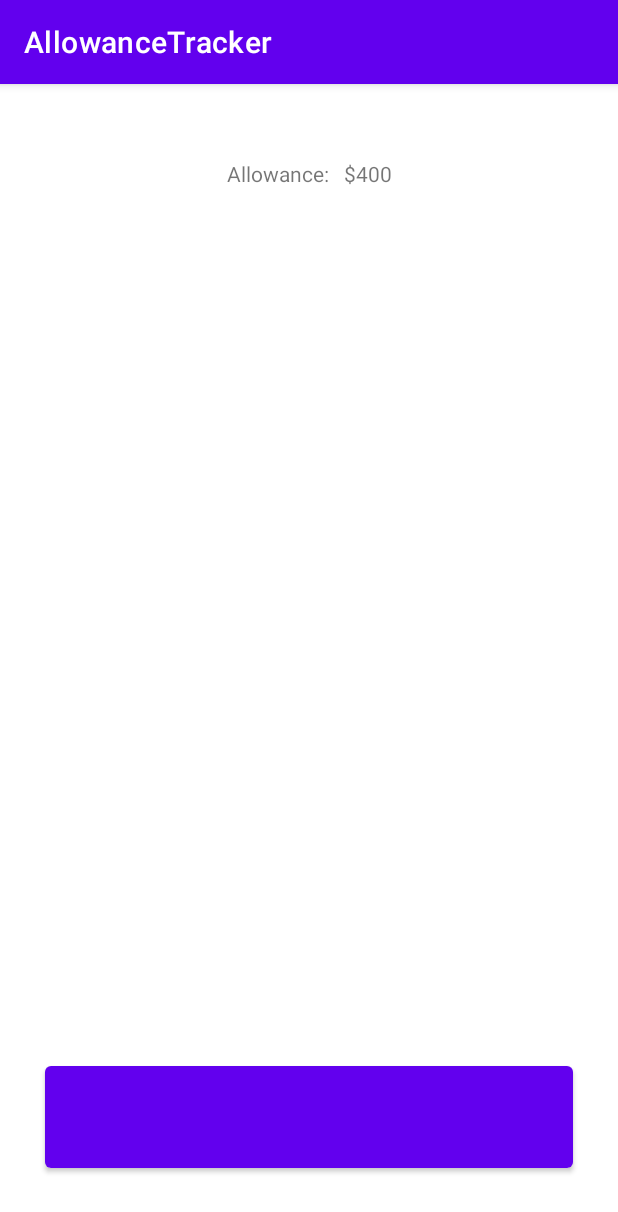
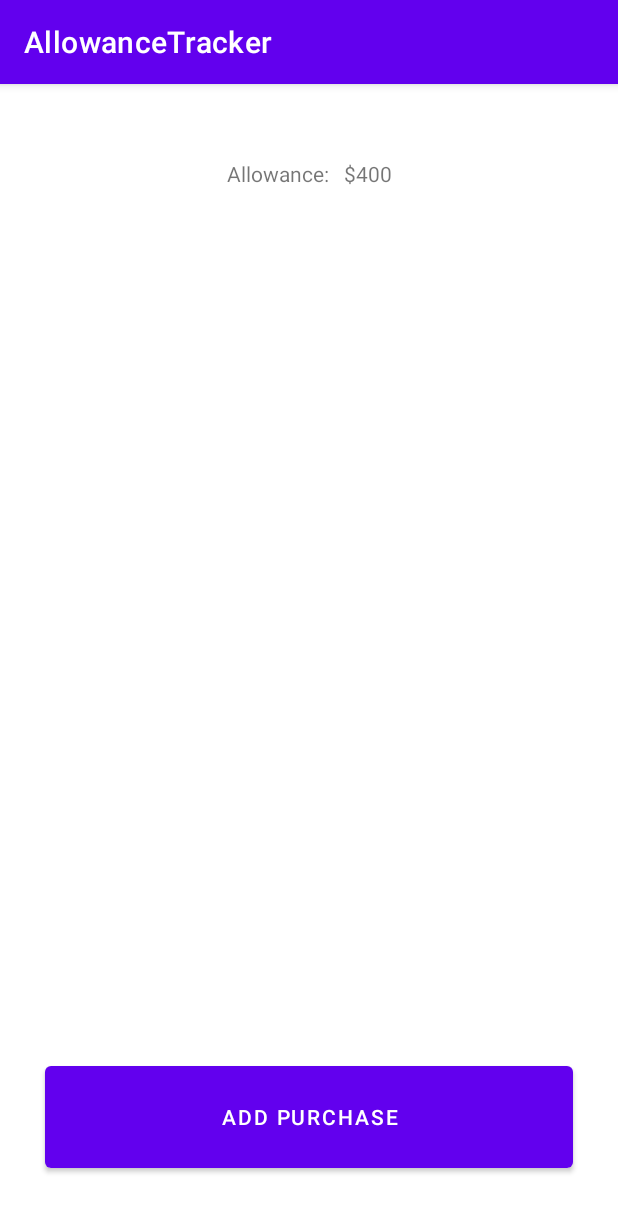
Before and after one commit to SpudLaw/allowanceTracker, an Android app: the screen it shows after launch (MainActivity), on a phone screen of 412 x 824 dp. Shown: the top 1212 px of the screen. Run offline under Robolectric (Android 15) with nearby library versions, the phone set to English and light mode, and no system bars.

Commit message:
add purchase dialog

```diff
--- a/app/build.gradle
+++ b/app/build.gradle
@@ -15,6 +15,10 @@ android {
         versionName "1.0"
 
         testInstrumentationRunner "androidx.test.runner.AndroidJUnitRunner"
+    }
+
+    buildFeatures {
+        viewBinding = true
     }
 
     buildTypes {
@@ -41,6 +45,7 @@ dependencies {
     implementation 'androidx.constraintlayout:constraintlayout:2.0.1'
     implementation 'androidx.lifecycle:lifecycle-livedata-ktx:2.2.0'
     implementation 'androidx.lifecycle:lifecycle-viewmodel-ktx:2.2.0'
+    implementation 'androidx.fragment:fragment:1.3.2'
     testImplementation 'junit:junit:4.+'
     androidTestImplementation 'androidx.test.ext:junit:1.1.2'
     androidTestImplementation 'androidx.test.espresso:espresso-core:3.3.0'
--- a/app/src/main/java/com/example/allowancetracker/MainActivity.kt
+++ b/app/src/main/java/com/example/allowancetracker/MainActivity.kt
@@ -1,18 +1,16 @@
 package com.example.allowancetracker
 
+import android.os.Bundle
 import androidx.appcompat.app.AppCompatActivity
-import android.os.Bundle
-import com.example.allowancetracker.ui.main.MainFragment
+import com.example.allowancetracker.databinding.MainActivityBinding
 
 class MainActivity : AppCompatActivity() {
 
+    private lateinit var binding: MainActivityBinding
+
     override fun onCreate(savedInstanceState: Bundle?) {
         super.onCreate(savedInstanceState)
-        setContentView(R.layout.main_activity)
-        if (savedInstanceState == null) {
-            supportFragmentManager.beginTransaction()
-                .replace(R.id.container, MainFragment.newInstance())
-                .commitNow()
-        }
+        binding = MainActivityBinding.inflate(layoutInflater)
+        setContentView(binding.root)
     }
 }
--- a/app/src/main/java/com/example/allowancetracker/ui/main/MainFragment.kt
+++ b/app/src/main/java/com/example/allowancetracker/ui/main/MainFragment.kt
@@ -1,18 +1,17 @@
 package com.example.allowancetracker.ui.main
 
-import androidx.lifecycle.ViewModelProvider
 import android.os.Bundle
-import androidx.fragment.app.Fragment
 import android.view.LayoutInflater
 import android.view.View
 import android.view.ViewGroup
-import com.example.allowancetracker.R
+import androidx.core.view.isVisible
+import androidx.fragment.app.Fragment
+import androidx.lifecycle.ViewModelProvider
+import com.example.allowancetracker.databinding.MainFragmentBinding
 
 class MainFragment : Fragment() {
 
-    companion object {
-        fun newInstance() = MainFragment()
-    }
+    private lateinit var binding: MainFragmentBinding
 
     private lateinit var viewModel: MainViewModel
 
@@ -20,13 +19,36 @@ class MainFragment : Fragment() {
         inflater: LayoutInflater, container: ViewGroup?,
         savedInstanceState: Bundle?
     ): View {
-        return inflater.inflate(R.layout.main_fragment, container, false)
+        binding = MainFragmentBinding.inflate(inflater, container, false)
+        return binding.root
     }
 
-    override fun onActivityCreated(savedInstanceState: Bundle?) {
-        super.onActivityCreated(savedInstanceState)
+    override fun onViewCreated(view: View, savedInstanceState: Bundle?) {
+        super.onViewCreated(view, savedInstanceState)
         viewModel = ViewModelProvider(this).get(MainViewModel::class.java)
-        // TODO: Use the ViewModel
+        binding.addPurchaseButton.setOnClickListener {
+            with(binding.addPurchaseDialog) {
+                dialogPositiveButton.setOnClickListener {
+                    toggleDialogVisibility(false)
+
+                    val cost: Double = costEditText.text.toString().toDouble()
+                    val description: String = descriptionEditText.text.toString()
+                    val purchase: Purchase = Purchase(cost, null, description)
+
+                    viewModel.add(purchase)
+                }
+
+                dialogNegativeButton.setOnClickListener {
+                    toggleDialogVisibility(false)
+                }
+            }
+
+            toggleDialogVisibility(true)
+        }
+    }
+
+    private fun toggleDialogVisibility(visible: Boolean) {
+        binding.addPurchaseDialog.root.isVisible = visible
     }
 
 }
--- a/app/src/main/java/com/example/allowancetracker/ui/main/MainViewModel.kt
+++ b/app/src/main/java/com/example/allowancetracker/ui/main/MainViewModel.kt
@@ -1,7 +1,12 @@
 package com.example.allowancetracker.ui.main
 
-import androidx.lifecycle.ViewModel
+import android.app.Application
+import androidx.lifecycle.AndroidViewModel
 
-class MainViewModel : ViewModel() {
-    // TODO: Implement the ViewModel
+class MainViewModel(application: Application) : AndroidViewModel(application) {
+    var purchases: MutableList<Purchase> = mutableListOf()
+
+    fun add(purchase: Purchase) {
+        purchases.add(purchase)
+    }
 }
--- a/app/src/main/res/layout/main_activity.xml
+++ b/app/src/main/res/layout/main_activity.xml
@@ -1,7 +1,17 @@
-<?xml version="1.0" encoding="utf-8"?>
-<FrameLayout xmlns:android="http://schemas.android.com/apk/res/android"
-    xmlns:tools="http://schemas.android.com/tools"
-    android:id="@+id/container"
+<androidx.constraintlayout.widget.ConstraintLayout xmlns:android="http://schemas.android.com/apk/res/android"
+    xmlns:app="http://schemas.android.com/apk/res-auto"
     android:layout_width="match_parent"
-    android:layout_height="match_parent"
-    tools:context=".MainActivity" />
+    android:layout_height="match_parent">
+
+    <androidx.fragment.app.FragmentContainerView
+        android:id="@+id/main_fragment"
+        android:name="com.example.allowancetracker.ui.main.MainFragment"
+        android:layout_width="0dp"
+        android:layout_height="0dp"
+        app:layout_constraintBottom_toBottomOf="parent"
+        app:layout_constraintLeft_toLeftOf="parent"
+        app:layout_constraintRight_toRightOf="parent"
+        app:layout_constraintTop_toTopOf="parent" />
+
+
+</androidx.constraintlayout.widget.ConstraintLayout>
--- a/app/src/main/res/layout/main_fragment.xml
+++ b/app/src/main/res/layout/main_fragment.xml
@@ -41,9 +41,20 @@
         android:layout_width="match_parent"
         android:layout_height="80dp"
         android:layout_marginHorizontal="30dp"
+        android:text="@string/add_purchase_button_label"
         app:layout_constraintTop_toBottomOf="@id/purchases_list_view"
         app:layout_constraintBottom_toBottomOf="parent"
         />
 
+    <include
+        android:id="@+id/add_purchase_dialog"
+        layout="@layout/dialog_purchase"
+        android:layout_width="300dp"
+        android:layout_height="wrap_content"
+        android:visibility="gone"
+        app:layout_constraintBottom_toBottomOf="parent"
+        app:layout_constraintEnd_toEndOf="parent"
+        app:layout_constraintStart_toStartOf="parent"
+        app:layout_constraintTop_toTopOf="parent" />
 
 </androidx.constraintlayout.widget.ConstraintLayout>
--- a/app/src/main/res/values/strings.xml
+++ b/app/src/main/res/values/strings.xml
@@ -1,4 +1,7 @@
 <resources>
     <string name="app_name">AllowanceTracker</string>
     <string name="allowance_title">Allowance:</string>
+    <string name="cost_hint_label">Cost</string>
+    <string name="description_hint_label">Description</string>
+    <string name="add_purchase_button_label">Add Purchase</string>
 </resources>
```
Also changed, not shown: app/src/main/java/com/example/allowancetracker/ui/main/Purchase.kt (added, +9 -0 lines), app/src/main/res/layout/dialog_purchase.xml (added, +68 -0 lines).
